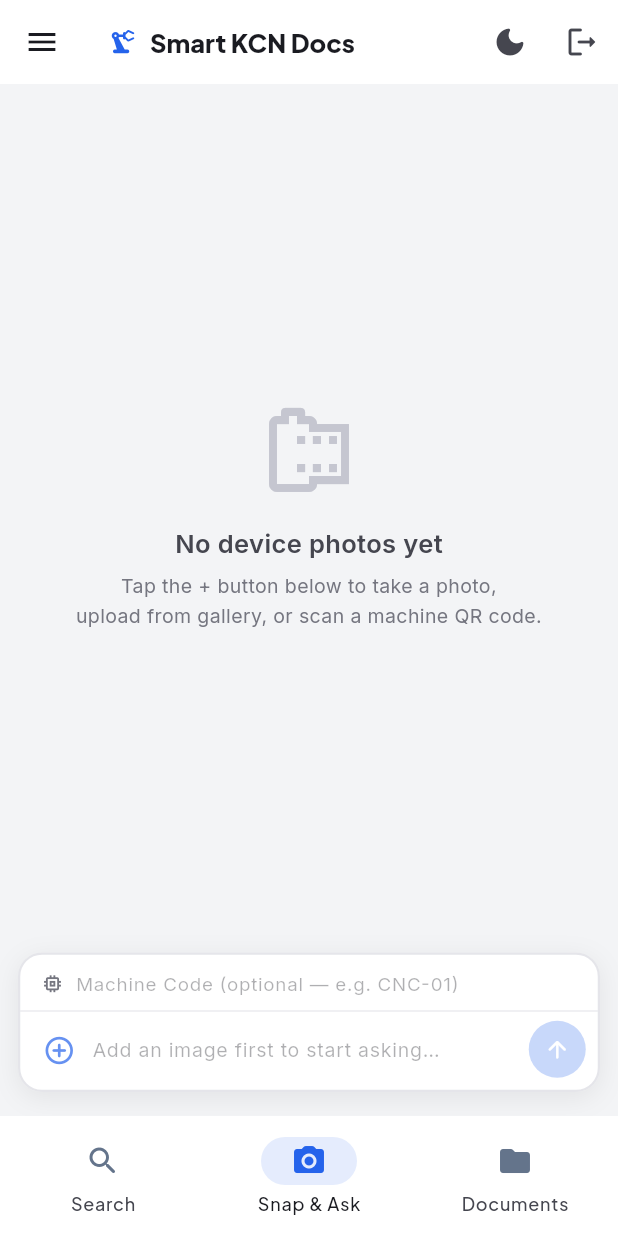
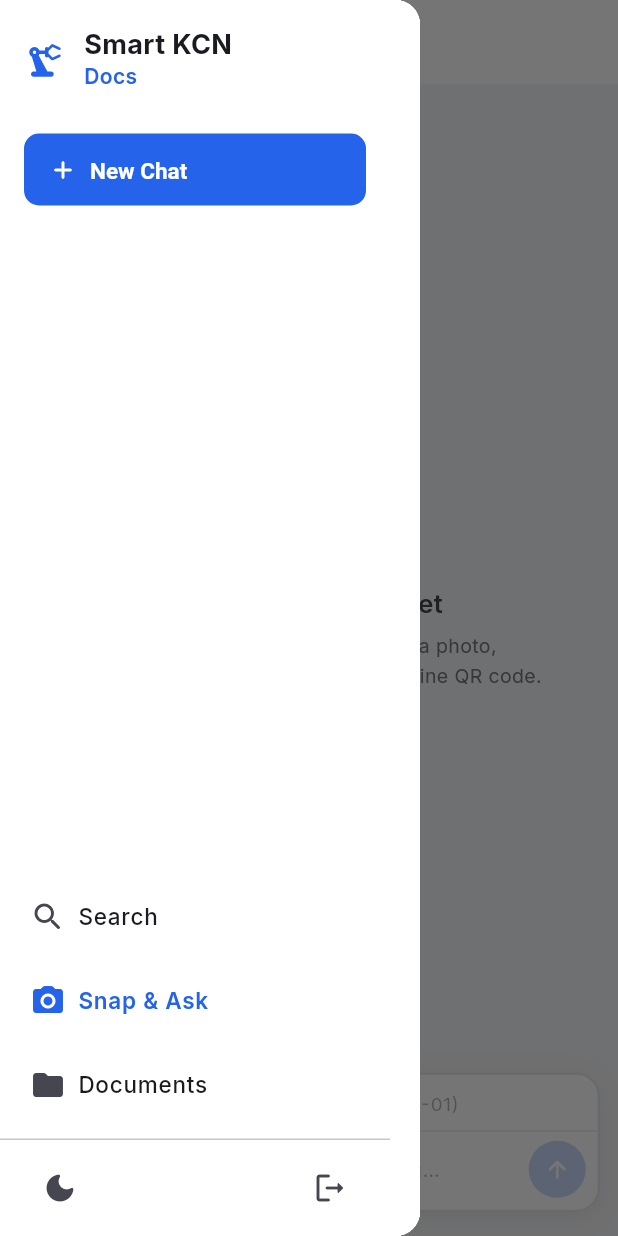
Before and after one commit to hacker-sama/dcid-web, a Flutter app: the SnapAskScreen screen opened by its route, in the side drawer, after a tap on the "logout" icon, on a phone screen of 412 x 824 dp. Run offline on Flutter 3.47's test engine with Material 3 defaults, Android fonts, the phone set to English and light mode, and no system bars; our stand-ins replace data_table_2, dio, file_picker, flutter_markdown, flutter_riverpod, flutter_secure_storage and 3 more; missing offline and left inert: dart:js_interop; accounts and stored records are empty; network calls fail; project files that could hold a hidden picture were left out.

Commit message:
fix(ui): resolve mobile responsive overflows and refine shell layout borders
- Fix non-normalized width constraints in search_empty_state.dart & snap_empty_state.dart
- Eliminate stat cards overflow on narrow mobile viewports in admin_screen.dart
- Wrap document item text in Expanded with ellipsis to prevent character wrapping in documents_screen.dart
- Remove outer mobile border strokes and enforce scaffold background consistency in home_shell.dart & collapsible_sidebar.dart

```diff
--- a/dcid-app/lib/features/admin/admin_screen.dart
+++ b/dcid-app/lib/features/admin/admin_screen.dart
@@ -303,12 +303,16 @@
                 crossAxisAlignment: CrossAxisAlignment.start,
                 mainAxisSize: MainAxisSize.min,
                 children: [
-                  Text(
-                    value,
-                    style: TextStyle(
-                      fontSize: 18,
-                      fontWeight: FontWeight.bold,
-                      color: scheme.onSurface,
+                  FittedBox(
+                    fit: BoxFit.scaleDown,
+                    alignment: Alignment.centerLeft,
+                    child: Text(
+                      value,
+                      style: TextStyle(
+                        fontSize: 18,
+                        fontWeight: FontWeight.bold,
+                        color: scheme.onSurface,
+                      ),
                     ),
                   ),
                   const SizedBox(height: 2),
@@ -405,14 +409,27 @@
                   );
                 }
 
-                return GridView.count(
-                  crossAxisCount: 2,
-                  crossAxisSpacing: 8,
-                  mainAxisSpacing: 8,
-                  childAspectRatio: 2.2,
-                  shrinkWrap: true,
-                  physics: const NeverScrollableScrollPhysics(),
-                  children: cards,
+                return Column(
+                  mainAxisSize: MainAxisSize.min,
+                  children: [
+                    Row(
+                      crossAxisAlignment: CrossAxisAlignment.start,
+                      children: [
+                        Expanded(child: cards[0]),
+                        const SizedBox(width: 8),
+                        Expanded(child: cards[1]),
+                      ],
+                    ),
+                    const SizedBox(height: 8),
+                    Row(
+                      crossAxisAlignment: CrossAxisAlignment.start,
+                      children: [
+                        Expanded(child: cards[2]),
+                        const SizedBox(width: 8),
+                        Expanded(child: cards[3]),
+                      ],
+                    ),
+                  ],
                 );
               },
             ),
--- a/dcid-app/lib/features/documents/documents_screen.dart
+++ b/dcid-app/lib/features/documents/documents_screen.dart
@@ -184,6 +184,8 @@
       // ── Compact dropdown for narrow phone screens ─────────────────────────
       return Padding(
         padding: const EdgeInsets.fromLTRB(16, 8, 16, 4),
+        child: SingleChildScrollView(
+          scrollDirection: Axis.horizontal,
           child: Row(
             children: [
               Icon(Icons.sort, size: 16, color: scheme.onSurfaceVariant),
@@ -196,7 +198,7 @@
                   fontWeight: FontWeight.w500,
                 ),
               ),
-            const Spacer(),
+              const SizedBox(width: 16),
               // Pill-shaped dropdown button
               Container(
                 padding:
@@ -243,6 +245,7 @@
                 ),
               ),
             ],
+          ),
         ),
       );
     }
@@ -394,11 +397,17 @@
                               minVerticalPadding: isTablet ? 10 : 14,
                               leading:
                                   const Icon(Icons.description_outlined),
-                              title: Text(doc.title),
+                              title: Text(
+                                doc.title,
+                                maxLines: 2,
+                                overflow: TextOverflow.ellipsis,
+                              ),
                               subtitle: subtitleParts.isEmpty
                                   ? null
                                   : Text(
                                       subtitleParts.join(' · '),
+                                      maxLines: 2,
+                                      overflow: TextOverflow.ellipsis,
                                       style:
                                           const TextStyle(fontSize: 12),
                                     ),
--- a/dcid-app/lib/features/search/widgets/search_empty_state.dart
+++ b/dcid-app/lib/features/search/widgets/search_empty_state.dart
@@ -51,6 +51,7 @@
 
     return Center(
       child: SingleChildScrollView(
+        physics: const AlwaysScrollableScrollPhysics(),
         padding: const EdgeInsets.symmetric(horizontal: 24, vertical: 40),
         child: Column(
           mainAxisAlignment: MainAxisAlignment.center,
@@ -218,7 +219,7 @@
               ),
               child: ConstrainedBox(
                 constraints: BoxConstraints(
-                  maxWidth: MediaQuery.of(context).size.width - 64,
+                  maxWidth: math.max(0.0, MediaQuery.of(context).size.width - 64),
                 ),
                 child: Row(
                   mainAxisSize: MainAxisSize.min,
--- a/dcid-app/lib/features/shell/home_shell.dart
+++ b/dcid-app/lib/features/shell/home_shell.dart
@@ -86,6 +86,7 @@
     // ── Wide layout: NavigationRail + content ─────────────────────────────
     if (isWide) {
       return Scaffold(
+        backgroundColor: Theme.of(context).scaffoldBackgroundColor,
         body: Row(
           children: [
             RepaintBoundary(
@@ -99,7 +100,6 @@
                 onLogout: logout,
               ),
             ),
-            const VerticalDivider(width: 1),
             Expanded(
               child: RepaintBoundary(
                 child: navigationShell,
@@ -114,8 +114,11 @@
     final colorScheme = Theme.of(context).colorScheme;
 
     return Scaffold(
+      backgroundColor: Theme.of(context).scaffoldBackgroundColor,
       appBar: AppBar(
-        title: Row(
+        title: FittedBox(
+          fit: BoxFit.scaleDown,
+          child: Row(
             mainAxisSize: MainAxisSize.min,
             children: [
               Icon(Icons.precision_manufacturing_rounded,
@@ -127,26 +130,12 @@
               ),
             ],
           ),
-        actions: [
-          themeToggleButton,
-          if (role != null)
-            Padding(
-              padding: const EdgeInsets.only(right: 4),
-              child: Center(
-                child: Chip(
-                  label: Text(role.label, style: const TextStyle(fontSize: 11)),
-                  visualDensity: VisualDensity.compact,
         ),
       ),
-            ),
-          IconButton(
-            tooltip: 'Logout',
-            icon: const Icon(Icons.logout_rounded),
-            onPressed: logout,
-          ),
-        ],
-      ),
       drawer: Drawer(
+        width: 280,
+        elevation: 16,
+        backgroundColor: colorScheme.surface,
         child: SafeArea(
           child: CollapsibleSidebar(
             forceExpanded: true,
@@ -168,17 +157,6 @@
           child: navigationShell,
         ),
       ),
-      bottomNavigationBar: NavigationBar(
-        selectedIndex: navIndex,
-        onDestinationSelected: onSelect,
-        destinations: [
-          for (final d in dests)
-            NavigationDestination(
-              icon: Icon(d.icon),
-              label: d.label,
-            ),
-        ],
-      ),
     );
   }
 }
--- a/dcid-app/lib/features/shell/widgets/collapsible_sidebar.dart
+++ b/dcid-app/lib/features/shell/widgets/collapsible_sidebar.dart
@@ -50,11 +50,13 @@
 
     final sidebarDecoration = BoxDecoration(
       color: colorScheme.surface,
-      border: Border(
+      border: !Responsive.isWide(context)
+          ? null
+          : Border(
               right: BorderSide(
                 color: Theme.of(context).brightness == Brightness.light
                     ? const Color(0xFFE5E7EB)
-              : colorScheme.outlineVariant.withValues(alpha: 0.5),
+                    : colorScheme.outlineVariant.withValues(alpha: 0.15),
                 width: 1,
               ),
             ),
@@ -384,6 +386,7 @@
                   icon: const Icon(Icons.logout_rounded),
                   onPressed: onLogout,
                 ),
+                if (Responsive.isWide(context))
                   IconButton(
                     tooltip: 'Collapse sidebar',
                     icon: const Icon(Icons.chevron_left_rounded),
@@ -400,8 +403,8 @@
     // LayoutBuilder provides the finite height both children require so that
     // Spacer / Expanded / mainAxisAlignment: spaceBetween all work correctly.
     return AnimatedContainer(
-      duration: const Duration(milliseconds: 250),
-      curve: Curves.easeInOut,
+      duration: const Duration(milliseconds: 180),
+      curve: Curves.easeInOutCubic,
       width: isExpanded ? 260.0 : 68.0,
       decoration: sidebarDecoration,
       child: ClipRect(
@@ -413,8 +416,8 @@
               crossFadeState: isExpanded
                   ? CrossFadeState.showSecond
                   : CrossFadeState.showFirst,
-              firstChild: ClipRect(child: buildCollapsedChild(h)),
-              secondChild: ClipRect(child: buildExpandedChild(h)),
+              firstChild: ClipRect(child: SizedBox(width: 68, child: buildCollapsedChild(h))),
+              secondChild: ClipRect(child: SizedBox(width: 260, child: buildExpandedChild(h))),
               alignment: Alignment.topCenter,
               sizeCurve: Curves.easeInOut,
               layoutBuilder: (topChild, topChildKey, bottomChild, bottomChildKey) {
--- a/dcid-app/lib/features/snap_ask/widgets/snap_empty_state.dart
+++ b/dcid-app/lib/features/snap_ask/widgets/snap_empty_state.dart
@@ -14,8 +14,11 @@
   @override
   Widget build(BuildContext context) {
     return Center(
-      child: Column(
-        mainAxisAlignment: MainAxisAlignment.center,
+      child: SingleChildScrollView(
+        physics: const AlwaysScrollableScrollPhysics(),
+        padding: const EdgeInsets.all(16.0),
+        child: Column(
+          mainAxisAlignment: MainAxisAlignment.center,
         children: [
           Icon(Icons.camera_roll_outlined, size: 64, color: scheme.outlineVariant),
           const SizedBox(height: 16),
@@ -35,6 +38,7 @@
           ),
         ],
       ),
+      ),
     );
   }
 }
```
Lines whose indentation alone changed are shown as unchanged.
